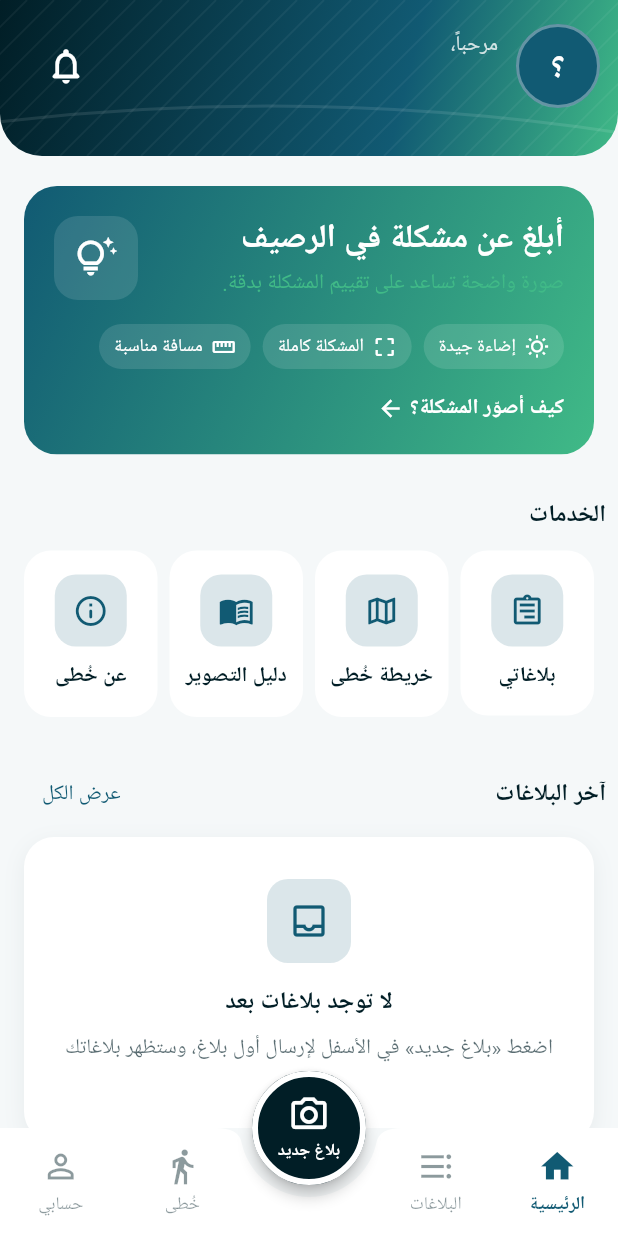
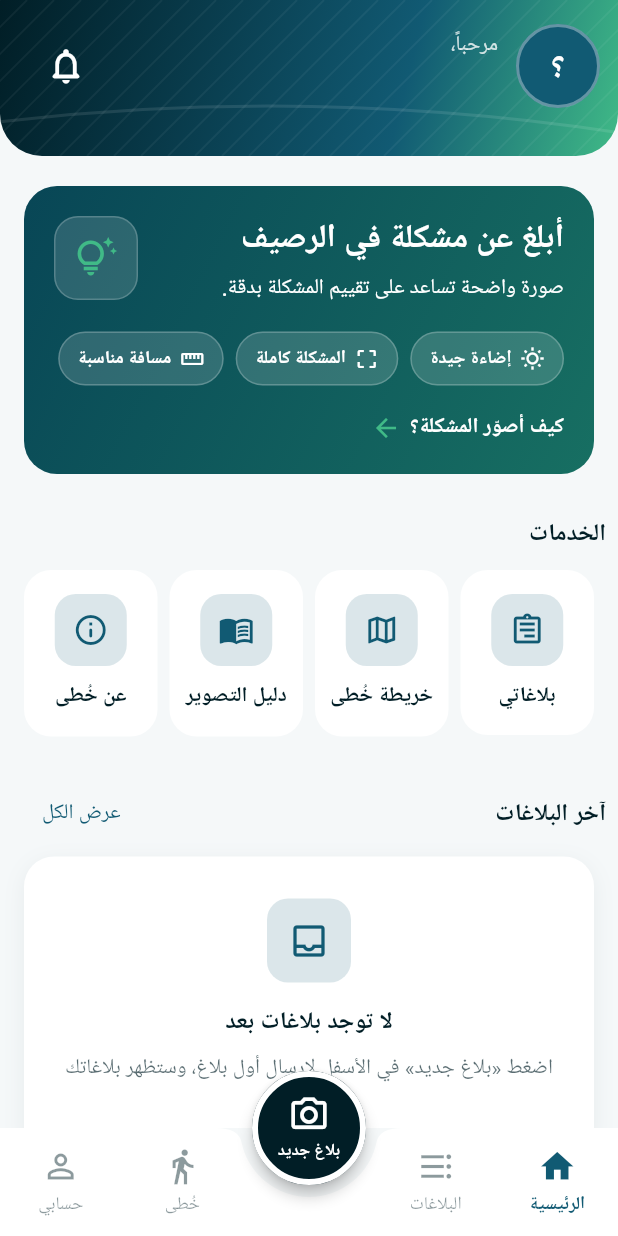
Before and after one commit to hcchly/Khota, a Flutter app: the MainShell screen opened directly, on a phone screen of 412 x 824 dp. Run offline on Flutter 3.47's test engine with Material 3 defaults, Android fonts, the phone set to English and light mode, and no system bars; our stand-ins replace camera, cloud_firestore, firebase_auth, firebase_core, firebase_storage, google_fonts and 2 more; accounts and stored records are empty.

Commit message:
Update home_screen.dart

```diff
--- a/lib/screens/home/home_screen.dart
+++ b/lib/screens/home/home_screen.dart
@@ -220,6 +220,7 @@ class _SectionTitle extends StatelessWidget {
 }
 
 /// Short tips before taking the photo; opens the photo guide.
+
 class _GuideCard extends StatelessWidget {
   const _GuideCard({required this.onTap});
 
@@ -228,18 +229,20 @@ class _GuideCard extends StatelessWidget {
   @override
   Widget build(BuildContext context) {
     final text = Theme.of(context).textTheme;
+
     return ClipRRect(
       borderRadius: BorderRadius.circular(22),
       child: Material(
+        color: Colors.transparent,
         child: Ink(
           decoration: const BoxDecoration(
             gradient: LinearGradient(
               begin: Alignment.topLeft,
               end: Alignment.bottomRight,
-         colors: [
-  AppColors.ocean,
-  AppColors.mint,
-],
+              colors: [
+                Color(0xFF084656),
+                Color(0xFF176F62),
+              ],
             ),
           ),
           child: InkWell(
@@ -250,11 +253,13 @@ class _GuideCard extends StatelessWidget {
                 crossAxisAlignment: CrossAxisAlignment.start,
                 children: [
                   Row(
-                    crossAxisAlignment: CrossAxisAlignment.start,
+                    crossAxisAlignment:
+                        CrossAxisAlignment.start,
                     children: [
                       Expanded(
                         child: Column(
-                          crossAxisAlignment: CrossAxisAlignment.start,
+                          crossAxisAlignment:
+                              CrossAxisAlignment.start,
                           children: [
                             Text(
                               'أبلغ عن مشكلة في الرصيف',
@@ -263,11 +268,13 @@ class _GuideCard extends StatelessWidget {
                                 fontWeight: FontWeight.w800,
                               ),
                             ),
-                            const SizedBox(height: 6),
+                            const SizedBox(height: 8),
                             Text(
                               'صورة واضحة تساعد على تقييم المشكلة بدقة.',
                               style: text.bodyMedium?.copyWith(
-                                color: AppColors.tealLight,
+                                color: Colors.white,
+                                fontWeight: FontWeight.w500,
+                                height: 1.5,
                               ),
                             ),
                           ],
@@ -278,28 +285,49 @@ class _GuideCard extends StatelessWidget {
                         width: 56,
                         height: 56,
                         decoration: BoxDecoration(
-                          color: Colors.white.withValues(alpha: 0.12),
-                          borderRadius: BorderRadius.circular(16),
+                          color: Colors.white.withValues(
+                            alpha: 0.14,
+                          ),
+                          borderRadius:
+                              BorderRadius.circular(16),
+                          border: Border.all(
+                            color: Colors.white.withValues(
+                              alpha: 0.20,
+                            ),
+                          ),
                         ),
                         child: const Icon(
                           Icons.tips_and_updates_outlined,
-                          color: Colors.white,
+                          color: AppColors.mint,
                           size: 28,
                         ),
                       ),
                     ],
                   ),
-                  const SizedBox(height: 16),
+
+                  const SizedBox(height: 18),
+
                   const Wrap(
                     spacing: 8,
                     runSpacing: 8,
                     children: [
-                      _TipChip(icon: Icons.wb_sunny_outlined, label: 'إضاءة جيدة'),
-                      _TipChip(icon: Icons.crop_free, label: 'المشكلة كاملة'),
-                      _TipChip(icon: Icons.straighten, label: 'مسافة مناسبة'),
+                      _TipChip(
+                        icon: Icons.wb_sunny_outlined,
+                        label: 'إضاءة جيدة',
+                      ),
+                      _TipChip(
+                        icon: Icons.crop_free,
+                        label: 'المشكلة كاملة',
+                      ),
+                      _TipChip(
+                        icon: Icons.straighten,
+                        label: 'مسافة مناسبة',
+                      ),
                     ],
                   ),
-                  const SizedBox(height: 16),
+
+                  const SizedBox(height: 18),
+
                   Row(
                     children: [
                       Text(
@@ -309,11 +337,11 @@ class _GuideCard extends StatelessWidget {
                           fontWeight: FontWeight.w700,
                         ),
                       ),
-                      const SizedBox(width: 4),
+                      const SizedBox(width: 6),
                       const Icon(
                         Icons.arrow_forward,
-                        color: Colors.white,
-                        size: 18,
+                        color: AppColors.mint,
+                        size: 20,
                       ),
                     ],
                   ),
@@ -328,7 +356,10 @@ class _GuideCard extends StatelessWidget {
 }
 
 class _TipChip extends StatelessWidget {
-  const _TipChip({required this.icon, required this.label});
+  const _TipChip({
+    required this.icon,
+    required this.label,
+  });
 
   final IconData icon;
   final String label;
@@ -336,25 +367,40 @@ class _TipChip extends StatelessWidget {
   @override
   Widget build(BuildContext context) {
     return Container(
-      padding: const EdgeInsets.symmetric(horizontal: 10, vertical: 6),
+      padding: const EdgeInsets.symmetric(
+        horizontal: 12,
+        vertical: 8,
+      ),
       decoration: BoxDecoration(
-        color: Colors.white.withValues(alpha: 0.12),
+        color: Colors.white.withValues(alpha: 0.15),
         borderRadius: BorderRadius.circular(20),
+        border: Border.all(
+          color: Colors.white.withValues(alpha: 0.22),
+        ),
       ),
       child: Row(
         mainAxisSize: MainAxisSize.min,
         children: [
-          Icon(icon, color: Colors.white, size: 16),
+          Icon(
+            icon,
+            color: Colors.white,
+            size: 16,
+          ),
           const SizedBox(width: 6),
           Text(
             label,
-            style: const TextStyle(color: Colors.white, fontSize: 12),
+            style: const TextStyle(
+              color: Colors.white,
+              fontSize: 12,
+              fontWeight: FontWeight.w600,
+            ),
           ),
         ],
       ),
     );
   }
 }
+
 
 class _ServiceTile extends StatelessWidget {
   const _ServiceTile({
```
